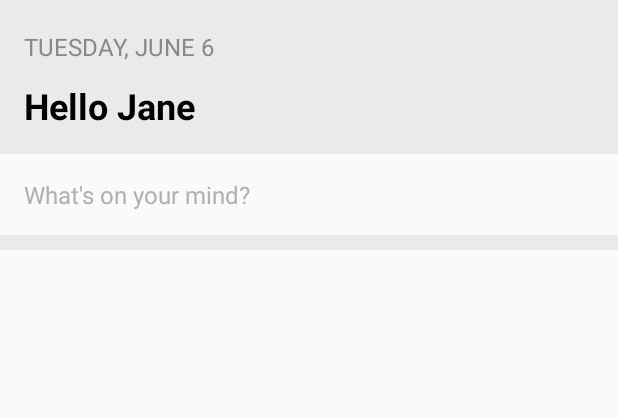
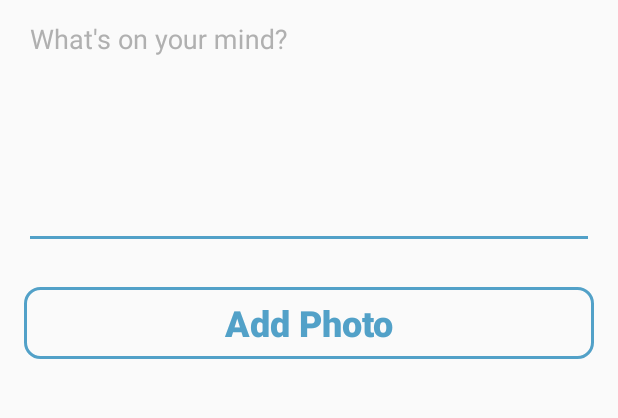
Before and after one commit to yampyer/gorilla-book, an Android app: the screen it shows after launch (FeedActivity before the commit, CreatePostActivity after it), after a tap on an icon or button, on a phone screen of 412 x 824 dp, the part 84-502 px from its top. Run offline under Robolectric (Android 15) with nearby library versions, the phone set to English and light mode, and no system bars; our stand-ins replace Dagger/Hilt's generated code, RxJava, data binding; network calls fail; pictures from the network do not load; 7 statements that could not run were skipped.

Commit message:
Added featured to add new post

```diff
--- /dev/null
+++ b/app/src/main/java/com/jeanpigomez/gorillabook/ui/createpost/CreatePostActivity.kt
@@ -0,0 +1,111 @@
+package com.jeanpigomez.gorillabook.ui.createpost
+
+import android.Manifest
+import android.arch.lifecycle.ViewModelProviders
+import android.content.Context
+import android.content.Intent
+import android.databinding.DataBindingUtil
+import android.support.v7.app.AppCompatActivity
+import android.os.Bundle
+import android.support.constraint.ConstraintLayout
+import android.view.View
+import com.jeanpigomez.gorillabook.R
+import com.jeanpigomez.gorillabook.databinding.ActivityCreatePostBinding
+import android.app.Activity
+import android.content.pm.PackageManager
+import android.os.Build
+import android.support.annotation.StringRes
+import android.widget.Toast
+import com.bumptech.glide.Glide
+import com.jeanpigomez.gorillabook.model.Post
+import com.jeanpigomez.gorillabook.ui.feed.FeedActivity.Companion.EXTRA_POST
+import java.util.*
+
+class CreatePostActivity : AppCompatActivity() {
+
+    companion object {
+        fun newIntent(context: Context): Intent {
+            return Intent(context, CreatePostActivity::class.java)
+        }
+
+        const val IMAGE_PICK_CODE = 1000
+        const val PERMISSION_CODE = 1001
+    }
+
+    private lateinit var binding: ActivityCreatePostBinding
+    private lateinit var viewModel: CreatePostViewModel
+
+    override fun onCreate(savedInstanceState: Bundle?) {
+        super.onCreate(savedInstanceState)
+
+        binding = DataBindingUtil.setContentView(this, R.layout.activity_create_post)
+        viewModel = ViewModelProviders.of(this).get(CreatePostViewModel::class.java)
+        binding.viewModel = viewModel
+
+        initViews()
+    }
+
+    private fun initViews() {
+        (binding.toolbar as ConstraintLayout).apply {
+            getViewById(R.id.appIcon).visibility = View.GONE
+            getViewById(R.id.back_icon).visibility = View.VISIBLE
+            getViewById(R.id.back_icon).setOnClickListener {
+                finish()
+            }
+            getViewById(R.id.toolbar_title).visibility = View.VISIBLE
+            getViewById(R.id.toolbar_right_cta).visibility = View.VISIBLE
+            getViewById(R.id.toolbar_right_cta).setOnClickListener {
+                if (binding.etPost.text.toString() == "") showError(R.string.please_enter_post_content)
+                else {
+                    val newPost = Post(0, "Jane", "Doe", binding.etPost.text.toString(), Date().time, viewModel.picture.value)
+                    setResult(Activity.RESULT_OK, Intent().putExtra(EXTRA_POST, newPost))
+                    finish()
+                }
+            }
+        }
+
+        binding.btnAddPhoto.setOnClickListener {
+            if (Build.VERSION.SDK_INT >= Build.VERSION_CODES.M) {
+                if (checkSelfPermission(Manifest.permission.READ_EXTERNAL_STORAGE) == PackageManager.PERMISSION_DENIED) {
+                    val permissions = arrayOf(Manifest.permission.READ_EXTERNAL_STORAGE)
+                    requestPermissions(permissions, PERMISSION_CODE)
+                } else
+                    pickImageFromGallery()
+            } else
+                pickImageFromGallery()
+        }
+    }
+
+    override fun onRequestPermissionsResult(requestCode: Int, permissions: Array<out String>, grantResults: IntArray) {
+        when(requestCode) {
+            PERMISSION_CODE -> {
+                if (grantResults.isNotEmpty() && grantResults[0] == PackageManager.PERMISSION_GRANTED)
+                    pickImageFromGallery()
+                else
+                    showError(R.string.permission_denied)
+            }
+        }
+    }
+
+    private fun pickImageFromGallery() {
+        val intent = Intent(Intent.ACTION_PICK)
+        intent.type = "image/*"
+        startActivityForResult(intent, IMAGE_PICK_CODE)
+    }
+
+    override fun onActivityResult(requestCode: Int, resultCode: Int, data: Intent?) {
+        super.onActivityResult(requestCode, resultCode, data)
+        if (resultCode == Activity.RESULT_OK)
+            when (requestCode) {
+                IMAGE_PICK_CODE -> {
+                    viewModel.picture.value = data?.data?.toString()
+                    binding.ivPicture.visibility = View.VISIBLE
+                    Glide.with(this).load(data?.data).into(binding.ivPicture)
+                }
+            }
+    }
+
+    private fun showError(@StringRes errorMessage: Int) {
+        Toast.makeText(this, errorMessage, Toast.LENGTH_LONG).show()
+    }
+}
--- /dev/null
+++ b/app/src/main/java/com/jeanpigomez/gorillabook/ui/createpost/CreatePostViewModel.kt
@@ -0,0 +1,10 @@
+package com.jeanpigomez.gorillabook.ui.createpost
+
+import android.arch.lifecycle.MutableLiveData
+import com.jeanpigomez.gorillabook.base.BaseViewModel
+import com.jeanpigomez.gorillabook.model.Post
+
+class CreatePostViewModel : BaseViewModel() {
+    var post = MutableLiveData<Post>()
+    var picture = MutableLiveData<String>()
+}
--- a/app/src/main/java/com/jeanpigomez/gorillabook/ui/feed/FeedActivity.kt
+++ b/app/src/main/java/com/jeanpigomez/gorillabook/ui/feed/FeedActivity.kt
@@ -1,7 +1,9 @@
 package com.jeanpigomez.gorillabook.ui.feed
 
+import android.app.Activity
 import android.arch.lifecycle.Observer
 import android.arch.lifecycle.ViewModelProviders
+import android.content.Intent
 import android.databinding.DataBindingUtil
 import android.support.v7.app.AppCompatActivity
 import android.os.Bundle
@@ -10,11 +12,22 @@ import android.support.v7.widget.LinearLayoutManager
 import android.widget.Toast
 import com.jeanpigomez.gorillabook.R
 import com.jeanpigomez.gorillabook.databinding.ActivityFeedBinding
+import com.jeanpigomez.gorillabook.model.Post
+import com.jeanpigomez.gorillabook.ui.createpost.CreatePostActivity
+import java.text.SimpleDateFormat
+import java.util.*
+import kotlin.collections.ArrayList
 
 class FeedActivity : AppCompatActivity() {
 
+    companion object {
+        const val NEW_POST = 200
+        const val EXTRA_POST = "extra_post"
+    }
+
     private lateinit var binding: ActivityFeedBinding
     private lateinit var viewModel: FeedViewModel
+    private lateinit var posts: ArrayList<Post>
 
     override fun onCreate(savedInstanceState: Bundle?) {
         super.onCreate(savedInstanceState)
@@ -30,9 +43,11 @@ class FeedActivity : AppCompatActivity() {
     }
 
     private fun initViews() {
+        val simpleDateFormat = SimpleDateFormat(getString(R.string.today_date_format), Locale.getDefault())
+        binding.tvTodayDate.text = simpleDateFormat.format(Date())
         binding.rvFeed.layoutManager = LinearLayoutManager(this, LinearLayoutManager.VERTICAL, false)
         binding.tvWhatOnYourMind.setOnClickListener {
-            // Open create post activity
+            startActivityForResult(CreatePostActivity.newIntent(this), NEW_POST)
         }
     }
 
@@ -40,9 +55,28 @@ class FeedActivity : AppCompatActivity() {
         viewModel.getErrorMessage().observe(this, Observer { errorMessage ->
             if (errorMessage != null) showError(errorMessage)
         })
+
+        viewModel.getFeedData().observe(this, Observer {
+            it?.let {
+                posts = ArrayList(it)
+            }
+        })
     }
 
     private fun showError(@StringRes errorMessage: Int) {
         Toast.makeText(this, errorMessage, Toast.LENGTH_LONG).show()
     }
+
+    override fun onActivityResult(requestCode: Int, resultCode: Int, data: Intent?) {
+        super.onActivityResult(requestCode, resultCode, data)
+        if (resultCode == Activity.RESULT_OK)
+            when (requestCode) {
+                NEW_POST -> {
+                    data?.getParcelableExtra<Post>(EXTRA_POST)?.let { post ->
+                        posts.add(0, post)
+                        viewModel.getFeedAdapter().updateFeed(posts)
+                    }
+                }
+            }
+    }
 }
--- /dev/null
+++ b/app/src/main/res/drawable/btn_background.xml
@@ -0,0 +1,9 @@
+<?xml version="1.0" encoding="utf-8"?>
+<shape android:shape="rectangle"
+    xmlns:android="http://schemas.android.com/apk/res/android">
+
+    <stroke android:width="2dp" android:color="@color/colorPrimary" />
+    <solid android:color="@android:color/transparent" />
+    <corners android:radius="@dimen/margin_10dp" />
+
+</shape>
--- /dev/null
+++ b/app/src/main/res/layout/activity_create_post.xml
@@ -0,0 +1,77 @@
+<?xml version="1.0" encoding="utf-8"?>
+<layout xmlns:android="http://schemas.android.com/apk/res/android"
+    xmlns:app="http://schemas.android.com/apk/res-auto"
+    xmlns:tools="http://schemas.android.com/tools">
+
+    <data>
+
+        <variable
+            name="viewModel"
+            type="com.jeanpigomez.gorillabook.ui.createpost.CreatePostViewModel" />
+    </data>
+
+    <android.support.constraint.ConstraintLayout
+        android:layout_width="match_parent"
+        android:layout_height="match_parent">
+
+        <include
+            android:id="@+id/toolbar"
+            layout="@layout/layout_toolbar" />
+
+        <android.support.design.widget.TextInputLayout
+            android:id="@+id/text_area_what_on_your_mind"
+            android:layout_width="0dp"
+            android:layout_height="wrap_content"
+            android:layout_marginEnd="16dp"
+            android:layout_marginStart="16dp"
+            android:layout_marginTop="16dp"
+            android:hint="@string/what_on_your_mind"
+            android:theme="@style/TextLabel"
+            app:hintTextAppearance="@style/HintText"
+            app:counterEnabled="true"
+            app:counterMaxLength="150"
+            app:layout_constraintHeight_min="150dp"
+            app:layout_constraintEnd_toEndOf="parent"
+            app:layout_constraintStart_toStartOf="parent"
+            app:layout_constraintTop_toBottomOf="@+id/toolbar">
+
+            <android.support.design.widget.TextInputEditText
+                android:id="@+id/et_post"
+                android:layout_width="match_parent"
+                android:layout_height="match_parent"
+                android:maxLength="150" />
+
+        </android.support.design.widget.TextInputLayout>
+
+        <ImageView
+            android:id="@+id/ivPicture"
+            android:layout_width="@dimen/full_width"
+            android:layout_height="200dp"
+            android:layout_marginTop="@dimen/margin_20dp"
+            android:visibility="gone"
+            app:layout_constraintEnd_toEndOf="parent"
+            app:layout_constraintStart_toStartOf="parent"
+            app:layout_constraintTop_toBottomOf="@+id/text_area_what_on_your_mind"
+            tools:ignore="ContentDescription" />
+
+        <Button
+            android:id="@+id/btn_add_photo"
+            android:layout_width="match_parent"
+            android:layout_height="wrap_content"
+            android:text="@string/add_photo"
+            android:textAllCaps="false"
+            android:textStyle="bold"
+            android:textSize="24sp"
+            android:textColor="@color/colorPrimary"
+            android:background="@drawable/btn_background"
+            android:layout_marginTop="20dp"
+            android:layout_marginStart="16dp"
+            android:layout_marginEnd="16dp"
+            app:layout_goneMarginTop="25dp"
+            app:layout_constraintStart_toStartOf="parent"
+            app:layout_constraintEnd_toEndOf="parent"
+            app:layout_constraintTop_toBottomOf="@+id/ivPicture" />
+
+    </android.support.constraint.ConstraintLayout>
+
+</layout>
--- a/app/src/main/res/layout/layout_toolbar.xml
+++ b/app/src/main/res/layout/layout_toolbar.xml
@@ -48,9 +48,9 @@
 
     <ImageView
         android:id="@+id/back_icon"
-        android:layout_width="50dp"
-        android:layout_height="50dp"
-        android:layout_marginStart="10dp"
+        android:layout_width="40dp"
+        android:layout_height="40dp"
+        android:layout_marginStart="4dp"
         android:src="@drawable/ic_back"
         android:visibility="gone"
         app:layout_constraintBottom_toBottomOf="parent"
--- a/app/src/main/res/values/strings.xml
+++ b/app/src/main/res/values/strings.xml
@@ -5,5 +5,8 @@
     <string name="hello_jane">Hello Jane</string>
     <string name="what_on_your_mind">What\'s on your mind?</string>
     <string name="no_feed_available">No feed available at the moment</string>
-    <string name="today_date_format">DDDD, MMMM dd</string>
+    <string name="today_date_format">EEEE, MMMM d</string>
+    <string name="add_photo">Add Photo</string>
+    <string name="permission_denied">Permission denied</string>
+    <string name="please_enter_post_content">Please enter something to post</string>
 </resources>
--- a/app/src/main/res/values/styles.xml
+++ b/app/src/main/res/values/styles.xml
@@ -8,4 +8,17 @@
         <item name="colorAccent">@color/colorAccent</item>
     </style>
 
-</resources>
+    <style name="TextLabel">
+        <item name="android:textSize">18sp</item>
+        <item name="colorAccent">@color/colorPrimary</item>
+        <item name="colorControlNormal">@color/middle_gray</item>
+        <item name="colorControlActivated">@color/colorPrimary</item>
+    </style>
+
+    <style name="HintText">
+        <item name="android:textColor">@color/middle_gray</item>
+        <item name="android:textSize">18sp</item>
+    </style>
+
+
+    </resources>
--- a/build.gradle
+++ b/build.gradle
@@ -5,7 +5,13 @@ buildscript {
     ext.support_version = '28.0.0'
     ext.constraint_version = '1.1.3'
     ext.lifecycle_version = '1.1.1'
+    ext.glassfish_version = '3.1.1'
+    ext.rxjava_version = '2.2.0'
+    ext.rxandroid_version = '2.1.0'
     ext.dagger_version = '2.11'
+    ext.junit_version = '4.12'
+    ext.espresso_version = '3.0.2'
+    ext.runner_version = '1.0.2'
     ext.retrofit_version = '2.4.0'
     ext.logger_version = '3.10.0'
     ext.glide_version = '3.8.0'
```
Also changed, not shown: app/build.gradle (+11 -7 lines), app/src/main/AndroidManifest.xml (+6 -3 lines), app/src/main/java/com/jeanpigomez/gorillabook/model/Post.kt (+38 -4 lines), app/src/main/java/com/jeanpigomez/gorillabook/utils/BindingAdapters.kt (+6 -3 lines).
